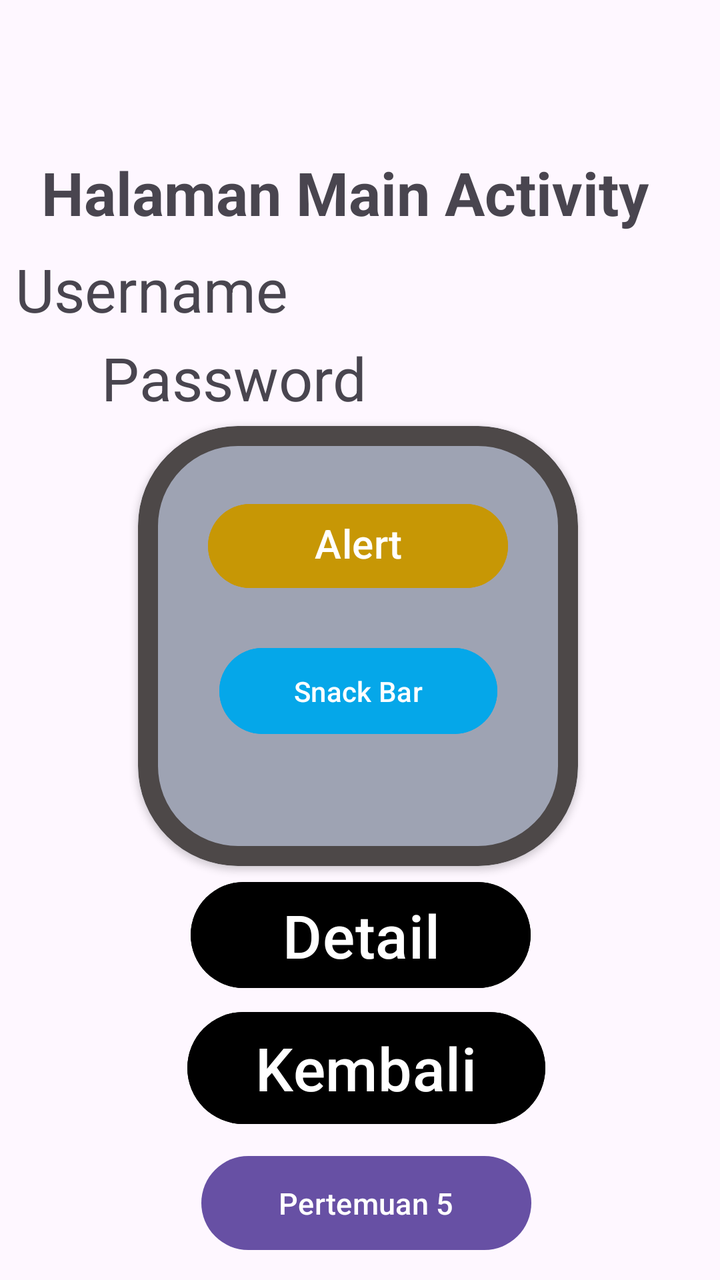
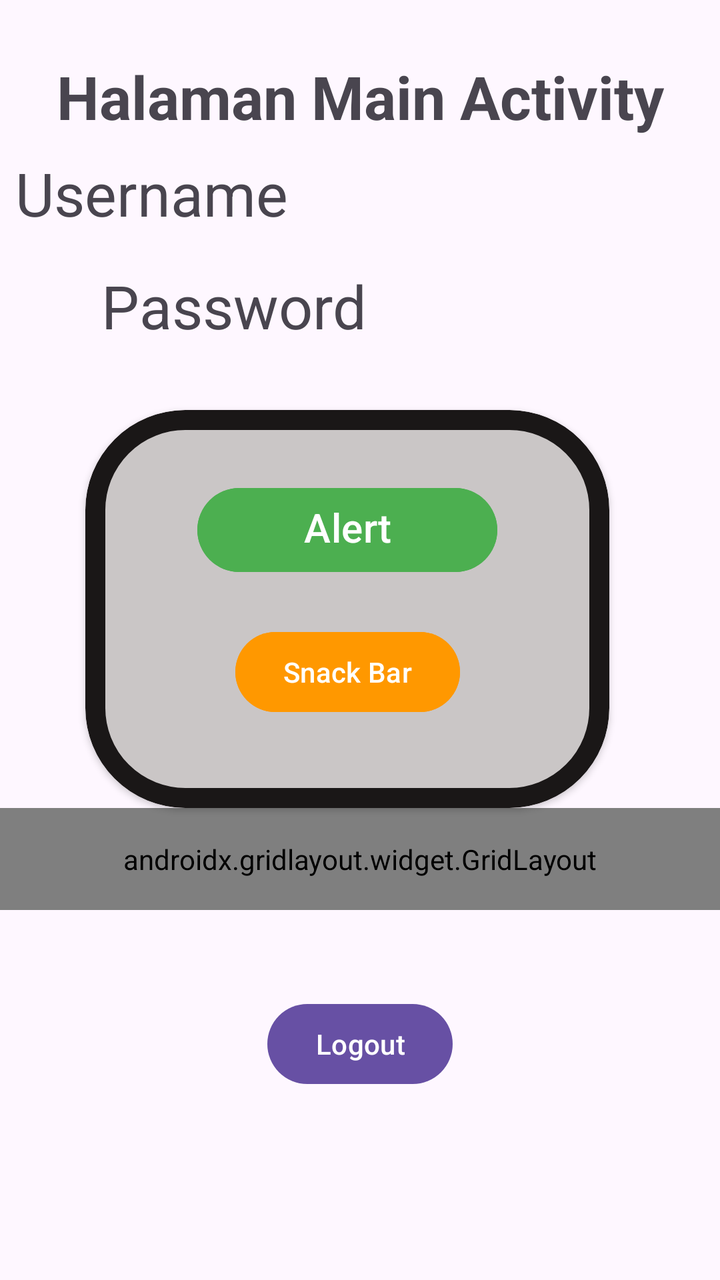

Before-and-after screenshots of an Android layout around one commit, followed by the original layout XML and the change that was made.
<!-- AndroidManifest.xml: application theme Theme.MilaAzizah_3TIB -->
<!-- res/layout/fragment_home.xml -->
<?xml version="1.0" encoding="utf-8"?>
<androidx.constraintlayout.widget.ConstraintLayout xmlns:android="http://schemas.android.com/apk/res/android"
    xmlns:tools="http://schemas.android.com/tools"
    android:layout_width="match_parent"
    android:layout_height="match_parent"
    xmlns:app="http://schemas.android.com/apk/res-auto"
    tools:context=".Home.HomeFragment">

    <TextView
        android:id="@+id/textView7"
        android:layout_width="wrap_content"
        android:layout_height="wrap_content"
        android:layout_marginTop="76dp"
        android:text="Halaman Main Activity"
        android:textSize="30dp"
        android:textStyle="bold"
        app:layout_constraintEnd_toEndOf="parent"
        app:layout_constraintHorizontal_bias="0.367"
        app:layout_constraintStart_toStartOf="parent"
        app:layout_constraintTop_toTopOf="parent" />

    <TextView
        android:id="@+id/txtUsername"
        android:layout_width="wrap_content"
        android:layout_height="wrap_content"
        android:layout_marginTop="8dp"
        android:layout_marginEnd="216dp"

        android:text="Username"

        android:textSize="30dp"
        app:layout_constraintEnd_toEndOf="parent"
        app:layout_constraintTop_toBottomOf="@+id/textView7" />


    <TextView
        android:id="@+id/txtPassword"
        android:layout_width="wrap_content"
        android:layout_height="wrap_content"
        android:layout_marginTop="4dp"
        android:text="Password"
        android:textSize="30dp"
        app:layout_constraintEnd_toEndOf="parent"
        app:layout_constraintHorizontal_bias="0.223"
        app:layout_constraintStart_toStartOf="parent"
        app:layout_constraintTop_toBottomOf="@+id/txtUsername" />

    <Button
        android:id="@+id/btnLogout"
        android:layout_width="148dp"
        android:layout_height="44dp"
        android:layout_marginTop="8dp"
        android:text="Logout"
        app:layout_constraintEnd_toEndOf="parent"
        app:layout_constraintHorizontal_bias="0.513"
        app:layout_constraintStart_toStartOf="parent"
        app:layout_constraintTop_toBottomOf="@+id/btnToSix" />

    <Button
        android:id="@+id/btnToSix"
        android:layout_width="155dp"
        android:layout_height="49dp"
        android:layout_marginTop="8dp"
        android:text="Pertemuan 6"
        app:layout_constraintEnd_toEndOf="parent"
        app:layout_constraintHorizontal_bias="0.515"
        app:layout_constraintStart_toStartOf="parent"
        app:layout_constraintTop_toBottomOf="@+id/btnToLima" />

    <Button
        android:id="@+id/btnToLima"
        android:layout_width="165dp"
        android:layout_height="55dp"
        android:layout_marginTop="8dp"
        android:text="Pertemuan 5"
        android:textSize="15dp"
        app:layout_constraintEnd_toEndOf="parent"
        app:layout_constraintHorizontal_bias="0.516"
        app:layout_constraintStart_toStartOf="parent"
        app:layout_constraintTop_toBottomOf="@+id/btnKembali" />

    <Button
        android:id="@+id/btnDetail"
        android:layout_width="170dp"
        android:layout_height="61dp"
        android:layout_marginTop="4dp"
        android:backgroundTint="@color/black"
        android:text="Detail"
        android:textSize="30dp"
        app:layout_constraintEnd_toEndOf="parent"
        app:layout_constraintHorizontal_bias="0.502"
        app:layout_constraintStart_toStartOf="parent"
        app:layout_constraintTop_toBottomOf="@+id/materialCardView" />

    <Button
        android:id="@+id/btnKembali"
        android:layout_width="179dp"
        android:layout_height="64dp"
        android:layout_marginTop="4dp"
        android:backgroundTint="@color/black"
        android:text="Kembali"
        android:textSize="30dp"
        app:layout_constraintEnd_toEndOf="parent"
        app:layout_constraintHorizontal_bias="0.517"
        app:layout_constraintStart_toStartOf="parent"
        app:layout_constraintTop_toBottomOf="@+id/btnDetail" />

    <com.google.android.material.card.MaterialCardView
        android:id="@+id/materialCardView"
        android:layout_width="220dp"
        android:layout_height="220dp"
        android:layout_marginTop="4dp"
        app:cardBackgroundColor="#9EA3B3"
        app:cardCornerRadius="50dp"
        app:cardElevation="2dp"
        app:layout_constraintEnd_toEndOf="parent"
        app:layout_constraintHorizontal_bias="0.492"
        app:layout_constraintStart_toStartOf="parent"
        app:layout_constraintTop_toBottomOf="@+id/txtPassword"
        app:strokeColor="#4D4848"
        app:strokeWidth="10dp">

        <androidx.constraintlayout.widget.ConstraintLayout
            android:layout_width="match_parent"
            android:layout_height="match_parent"
            android:layout_margin="15dp">

            <Button
                android:id="@+id/btnAlertDialog"
                android:layout_width="150dp"
                android:layout_height="50dp"
                android:layout_marginTop="20dp"
                android:backgroundTint="#C79705"
                android:text="Alert Dialog"
                android:textSize="20dp"
                app:layout_constraintEnd_toEndOf="parent"
                app:layout_constraintStart_toStartOf="parent"
                app:layout_constraintTop_toTopOf="parent" />

            <Button
                android:id="@+id/btnSnackBar"
                android:layout_width="139dp"
                android:layout_height="51dp"
                android:layout_marginTop="92dp"
                android:backgroundTint="#05A7E9"
                android:text="Snack Bar"
                app:layout_constraintEnd_toEndOf="parent"
                app:layout_constraintStart_toStartOf="parent"
                app:layout_constraintTop_toTopOf="parent" />
        </androidx.constraintlayout.widget.ConstraintLayout>

    </com.google.android.material.card.MaterialCardView>

</androidx.constraintlayout.widget.ConstraintLayout>
<!-- resources referenced by this layout -->
<resources>
  <color name="black">#FF000000</color>
  <style name="Theme.MilaAzizah_3TIB" parent="Base.Theme.MilaAzizah_3TIB" />
  <style name="Base.Theme.MilaAzizah_3TIB" parent="Theme.Material3.DayNight.NoActionBar">
          
          
      </style>
</resources>

<!-- the commit's change to res/layout/fragment_home.xml (unified diff, before → after) -->
@@ -1,5 +1,6 @@
 <?xml version="1.0" encoding="utf-8"?>
-<androidx.constraintlayout.widget.ConstraintLayout xmlns:android="http://schemas.android.com/apk/res/android"
+<androidx.constraintlayout.widget.ConstraintLayout
+    xmlns:android="http://schemas.android.com/apk/res/android"
     xmlns:tools="http://schemas.android.com/tools"
     android:layout_width="match_parent"
     android:layout_height="match_parent"
@@ -10,12 +11,11 @@
         android:id="@+id/textView7"
         android:layout_width="wrap_content"
         android:layout_height="wrap_content"
-        android:layout_marginTop="76dp"
+        android:layout_marginTop="28dp"
         android:text="Halaman Main Activity"
         android:textSize="30dp"
         android:textStyle="bold"
         app:layout_constraintEnd_toEndOf="parent"
-        app:layout_constraintHorizontal_bias="0.367"
         app:layout_constraintStart_toStartOf="parent"
         app:layout_constraintTop_toTopOf="parent" />
 
@@ -25,19 +25,16 @@
         android:layout_height="wrap_content"
         android:layout_marginTop="8dp"
         android:layout_marginEnd="216dp"
-
         android:text="Username"
-
         android:textSize="30dp"
         app:layout_constraintEnd_toEndOf="parent"
         app:layout_constraintTop_toBottomOf="@+id/textView7" />
-
 
     <TextView
         android:id="@+id/txtPassword"
         android:layout_width="wrap_content"
         android:layout_height="wrap_content"
-        android:layout_marginTop="4dp"
+        android:layout_marginTop="16dp"
         android:text="Password"
         android:textSize="30dp"
         app:layout_constraintEnd_toEndOf="parent"
@@ -45,79 +42,19 @@
         app:layout_constraintStart_toStartOf="parent"
         app:layout_constraintTop_toBottomOf="@+id/txtUsername" />
 
-    <Button
-        android:id="@+id/btnLogout"
-        android:layout_width="148dp"
-        android:layout_height="44dp"
-        android:layout_marginTop="8dp"
-        android:text="Logout"
-        app:layout_constraintEnd_toEndOf="parent"
-        app:layout_constraintHorizontal_bias="0.513"
-        app:layout_constraintStart_toStartOf="parent"
-        app:layout_constraintTop_toBottomOf="@+id/btnToSix" />
-
-    <Button
-        android:id="@+id/btnToSix"
-        android:layout_width="155dp"
-        android:layout_height="49dp"
-        android:layout_marginTop="8dp"
-        android:text="Pertemuan 6"
-        app:layout_constraintEnd_toEndOf="parent"
-        app:layout_constraintHorizontal_bias="0.515"
-        app:layout_constraintStart_toStartOf="parent"
-        app:layout_constraintTop_toBottomOf="@+id/btnToLima" />
-
-    <Button
-        android:id="@+id/btnToLima"
-        android:layout_width="165dp"
-        android:layout_height="55dp"
-        android:layout_marginTop="8dp"
-        android:text="Pertemuan 5"
-        android:textSize="15dp"
-        app:layout_constraintEnd_toEndOf="parent"
-        app:layout_constraintHorizontal_bias="0.516"
-        app:layout_constraintStart_toStartOf="parent"
-        app:layout_constraintTop_toBottomOf="@+id/btnKembali" />
-
-    <Button
-        android:id="@+id/btnDetail"
-        android:layout_width="170dp"
-        android:layout_height="61dp"
-        android:layout_marginTop="4dp"
-        android:backgroundTint="@color/black"
-        android:text="Detail"
-        android:textSize="30dp"
-        app:layout_constraintEnd_toEndOf="parent"
-        app:layout_constraintHorizontal_bias="0.502"
-        app:layout_constraintStart_toStartOf="parent"
-        app:layout_constraintTop_toBottomOf="@+id/materialCardView" />
-
-    <Button
-        android:id="@+id/btnKembali"
-        android:layout_width="179dp"
-        android:layout_height="64dp"
-        android:layout_marginTop="4dp"
-        android:backgroundTint="@color/black"
-        android:text="Kembali"
-        android:textSize="30dp"
-        app:layout_constraintEnd_toEndOf="parent"
-        app:layout_constraintHorizontal_bias="0.517"
-        app:layout_constraintStart_toStartOf="parent"
-        app:layout_constraintTop_toBottomOf="@+id/btnDetail" />
-
     <com.google.android.material.card.MaterialCardView
         android:id="@+id/materialCardView"
-        android:layout_width="220dp"
-        android:layout_height="220dp"
-        android:layout_marginTop="4dp"
-        app:cardBackgroundColor="#9EA3B3"
+        android:layout_width="262dp"
+        android:layout_height="199dp"
+        android:layout_marginTop="32dp"
+        app:cardBackgroundColor="#CAC6C6"
         app:cardCornerRadius="50dp"
         app:cardElevation="2dp"
         app:layout_constraintEnd_toEndOf="parent"
-        app:layout_constraintHorizontal_bias="0.492"
+        app:layout_constraintHorizontal_bias="0.434"
         app:layout_constraintStart_toStartOf="parent"
         app:layout_constraintTop_toBottomOf="@+id/txtPassword"
-        app:strokeColor="#4D4848"
+        app:strokeColor="#1A1717"
         app:strokeWidth="10dp">
 
         <androidx.constraintlayout.widget.ConstraintLayout
@@ -130,7 +67,7 @@
                 android:layout_width="150dp"
                 android:layout_height="50dp"
                 android:layout_marginTop="20dp"
-                android:backgroundTint="#C79705"
+                android:backgroundTint="#4CAF50"
                 android:text="Alert Dialog"
                 android:textSize="20dp"
                 app:layout_constraintEnd_toEndOf="parent"
@@ -139,16 +76,85 @@
 
             <Button
                 android:id="@+id/btnSnackBar"
-                android:layout_width="139dp"
-                android:layout_height="51dp"
+                android:layout_width="wrap_content"
+                android:layout_height="wrap_content"
                 android:layout_marginTop="92dp"
-                android:backgroundTint="#05A7E9"
+                android:backgroundTint="#FF9800"
                 android:text="Snack Bar"
                 app:layout_constraintEnd_toEndOf="parent"
                 app:layout_constraintStart_toStartOf="parent"
                 app:layout_constraintTop_toTopOf="parent" />
         </androidx.constraintlayout.widget.ConstraintLayout>
-
     </com.google.android.material.card.MaterialCardView>
 
+    <androidx.gridlayout.widget.GridLayout
+        android:id="@+id/gridMenu"
+        android:layout_width="0dp"
+        android:layout_height="wrap_content"
+        android:padding="16dp"
+        app:columnCount="2"
+        app:useDefaultMargins="true"
+        app:layout_constraintEnd_toEndOf="parent"
+        app:layout_constraintStart_toStartOf="parent"
+        app:layout_constraintTop_toBottomOf="@+id/materialCardView">
+
+        <Button
+            android:id="@+id/btnKembali"
+            android:layout_width="wrap_content"
+            android:layout_height="wrap_content"
+            android:text="Kembali"
+            app:layout_columnWeight="1"
+            app:layout_gravity="fill_horizontal"
+            app:layout_constraintEnd_toEndOf="parent"
+            app:layout_constraintStart_toStartOf="parent"
+            app:layout_constraintTop_toBottomOf="@+id/materialCardView" />
+
+        <Button
+            android:id="@+id/btnToLima"
+            android:layout_width="wrap_content"
+            android:layout_height="wrap_content"
+            android:text="Pertemuan5"
+            app:layout_columnWeight="1"
+            app:layout_gravity="fill_horizontal"
+            app:layout_constraintBottom_toBottomOf="parent"
+            app:layout_constraintEnd_toEndOf="parent"
+            app:layout_constraintStart_toStartOf="parent"
+            app:layout_constraintTop_toBottomOf="@+id/btnKembali"
+            app:layout_constraintVertical_bias="0.037" />
+
+        <Button
+            android:id="@+id/btnToSix"
+            android:layout_width="wrap_content"
+            android:layout_height="wrap_content"
+            android:text="Pertemuan6"
+            app:layout_columnWeight="1"
+            app:layout_gravity="fill_horizontal"
+            app:layout_constraintEnd_toEndOf="parent"
+            app:layout_constraintStart_toStartOf="parent"
+            app:layout_constraintTop_toBottomOf="@+id/btnToLima" />
+
+        <Button
+            android:id="@+id/btnToNine"
+            android:layout_width="wrap_content"
+            android:layout_height="wrap_content"
+            android:text="Pertemuan9"
+            app:layout_columnWeight="1"
+            app:layout_gravity="fill_horizontal"
+            app:layout_constraintEnd_toEndOf="parent"
+            app:layout_constraintStart_toStartOf="parent"
+            app:layout_constraintTop_toBottomOf="@+id/btnToSix" />
+    </androidx.gridlayout.widget.GridLayout>
+
+    <Button
+        android:id="@+id/btnLogout"
+        android:layout_width="wrap_content"
+        android:layout_height="wrap_content"
+        android:text="Logout"
+        app:layout_columnWeight="1"
+        app:layout_gravity="fill_horizontal"
+        app:layout_constraintBottom_toBottomOf="parent"
+        app:layout_constraintEnd_toEndOf="parent"
+        app:layout_constraintStart_toStartOf="parent"
+        app:layout_constraintTop_toTopOf="@+id/gridMenu" />
+
 </androidx.constraintlayout.widget.ConstraintLayout>
<!-- resource entries referenced after the edit -->
@@ -1,6 +1,5 @@
 <!-- resources referenced by this layout -->
 <resources>
-  <color name="black">#FF000000</color>
   <style name="Theme.MilaAzizah_3TIB" parent="Base.Theme.MilaAzizah_3TIB" />
   <style name="Base.Theme.MilaAzizah_3TIB" parent="Theme.Material3.DayNight.NoActionBar">
           
